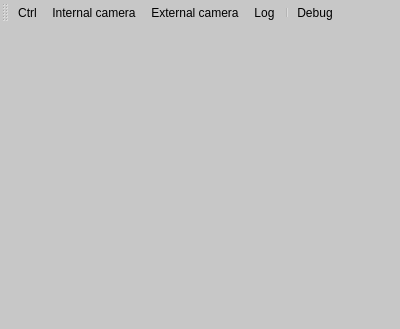
This is soft/project/lib-application/src/main_wnd.ui in z80/IPM as Qt 5 draws it before an edit. The edited form follows.
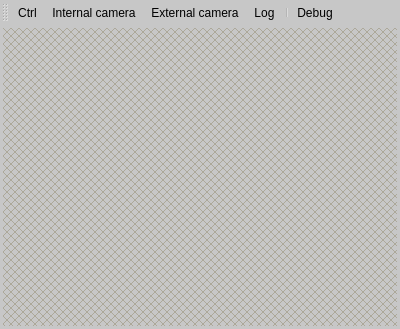
This is the edited form. Icons and pictures are not drawn.

Commit message: Создаются два MDI окна с VLC плеерами внутри для отображения информации с камер. Однако, они странные какие-то. Размер только по-умолчанию, минимальный или максимальный. Т.е. нельзя поменять размер, потянув за угол.

What changed in the file:
```diff
--- a/soft/project/lib-application/src/main_wnd.ui
+++ b/soft/project/lib-application/src/main_wnd.ui
@@ -28,7 +28,7 @@
     <item>
      <widget class="QMdiArea" name="mdi">
       <property name="background">
-       <brush brushstyle="NoBrush">
+       <brush brushstyle="DiagCrossPattern">
         <color alpha="255">
          <red>172</red>
          <green>168</green>
```
The commit also changes 2 other files.
